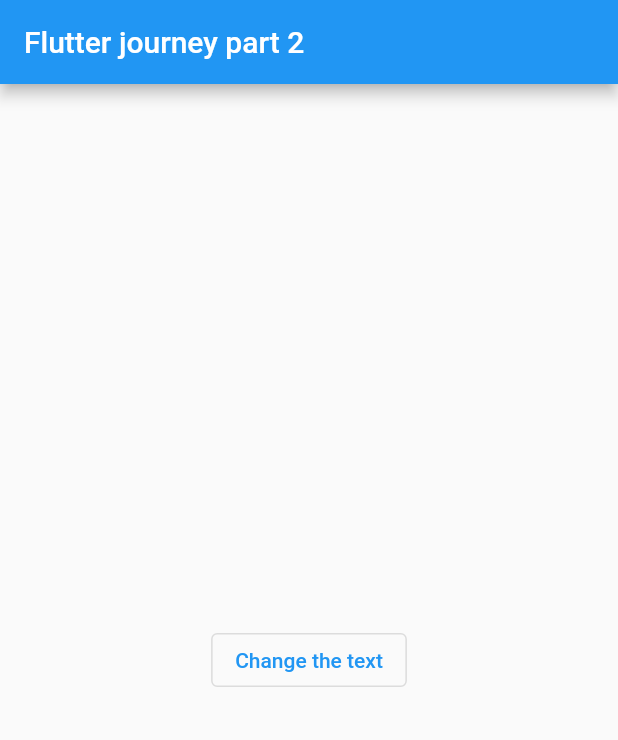
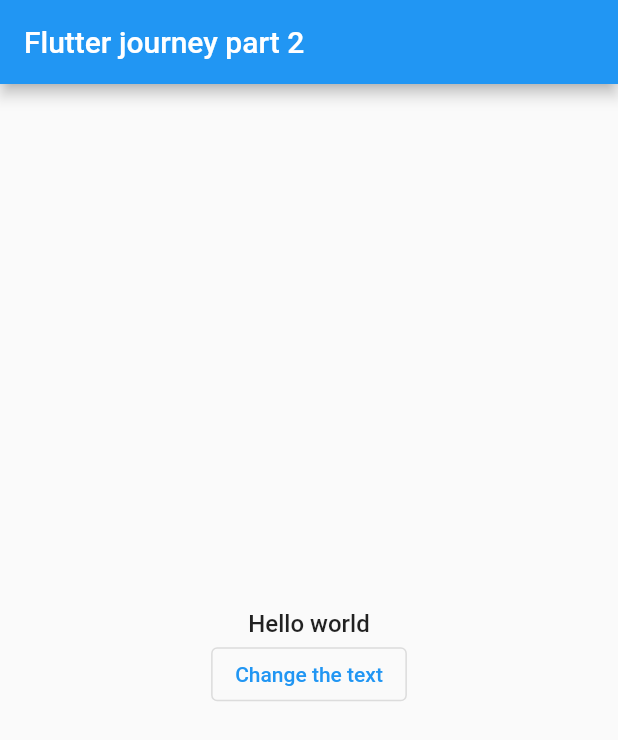
Before and after one commit to songhee24/flutter_begin, a Flutter app: the screen it shows after launch, on a phone screen of 412 x 824 dp. Shown: the top 740 px of the screen. Run offline on Flutter 3.47's test engine with Material 2 defaults, Android fonts, the phone set to English and light mode, and no system bars; Roboto replaces fonts that are missing (Apple SD Gothic Neo).

Commit message:
using the custom widget

```diff
--- a/lib/main.dart
+++ b/lib/main.dart
@@ -4,6 +4,7 @@
 // 3) Split the app into three widgets: App, TextControl & Text
 
 import 'package:flutter/material.dart';
+import 'package:flutter_first_app/output_text.dart';
 
 void main() {
   runApp(const App());
@@ -46,6 +47,7 @@ class _AppState extends State<App> {
             mainAxisAlignment: MainAxisAlignment.center,
             crossAxisAlignment: CrossAxisAlignment.center,
             children: <Widget>[
+              OutputText(text: _text),
               OutlinedButton(
                 onPressed: _changeTextHandler,
                 child: const Text('Change the text'),
--- a/lib/output_text.dart
+++ b/lib/output_text.dart
@@ -11,7 +11,7 @@ class OutputText extends StatelessWidget {
     return Text(
       text!,
       style: const TextStyle(
-        fontWeight: FontWeight.w400,
+        fontWeight: FontWeight.w500,
         fontSize: 16,
         fontFamily: 'Apple SD Gothic Neo',
       ),
```
